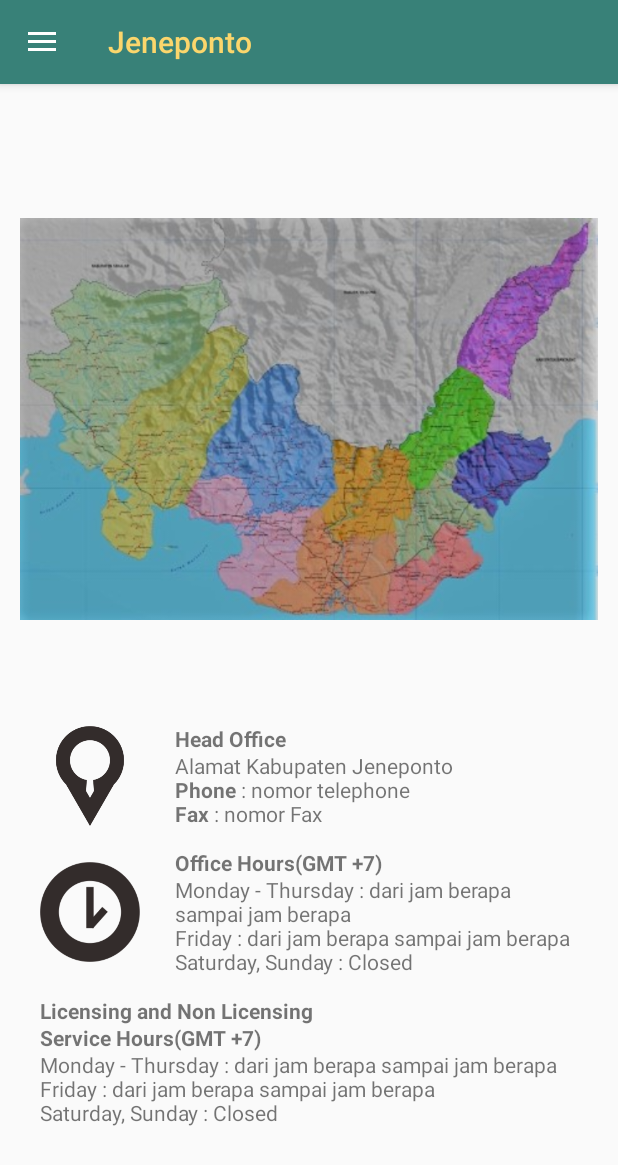
After one commit to ngopidev/Jeneponto, an Android app: the Contact screen opened directly, with no data from a screen before it, on a phone screen of 412 x 824 dp. The commit adds this screen. Shown: the top 1165 px of the screen. Run offline under Robolectric (Android 15) with nearby library versions, the phone set to English and light mode, and no system bars.

Commit message:
everything has change

```diff
--- /dev/null
+++ b/app/src/main/java/com/ngopi/jeneponto/Contact.java
@@ -0,0 +1,28 @@
+package com.ngopi.jeneponto;
+
+import android.os.Bundle;
+import android.support.annotation.Nullable;
+import android.support.v7.app.AppCompatActivity;
+import android.support.v7.widget.Toolbar;
+import android.widget.FrameLayout;
+
+/**
+ * Created by Irfan Assidiq on 7/22/2017.
+ */
+
+public class Contact extends Home{
+    @Override
+    protected void onCreate(Bundle savedInstanceState) {
+        super.onCreate(savedInstanceState);
+
+        FrameLayout contentFrameLayout = (FrameLayout) findViewById(R.id.FContent); //Remember this is the FrameLayout area within your activity_main.xml
+        getLayoutInflater().inflate(R.layout.layout_contact, contentFrameLayout);
+    }
+
+    //this code implement onBackPress from Home
+    @Override
+    public void onBackPressed() {
+        super.onBackPressed2();
+    }
+
+}
--- a/app/src/main/java/com/ngopi/jeneponto/SplashScreen.java
+++ b/app/src/main/java/com/ngopi/jeneponto/SplashScreen.java
@@ -11,7 +11,7 @@ import android.view.WindowManager;
 public class SplashScreen extends AppCompatActivity {
 
     //Set waktu lama splashscreen
-    private static int splashInterval = 2000;
+    private static int splashInterval = 1200;
 
     @Override
     protected void onCreate(Bundle savedInstanceState) {
--- a/app/src/main/res/layout/app_bar_home.xml
+++ b/app/src/main/res/layout/app_bar_home.xml
@@ -16,12 +16,17 @@
             android:id="@+id/toolbar"
             android:layout_width="match_parent"
             android:layout_height="?attr/actionBarSize"
-            android:background="@drawable/bannerz"
+            android:background="@color/greenHard"
             app:popupTheme="@style/AppTheme.PopupOverlay" />
 
     </android.support.design.widget.AppBarLayout>
 
-    <include layout="@layout/content_home" />
+    <!--<include layout="@layout/content_home" />-->
+    <FrameLayout
+        android:id="@+id/FContent"
+        android:layout_width="match_parent"
+        android:layout_height="match_parent"
+        android:layout_marginTop="?attr/actionBarSize"/>
 
     <android.support.design.widget.FloatingActionButton
         android:id="@+id/fab"
--- a/app/src/main/res/layout/content_home.xml
+++ b/app/src/main/res/layout/content_home.xml
@@ -2,6 +2,7 @@
 <RelativeLayout xmlns:android="http://schemas.android.com/apk/res/android"
     xmlns:app="http://schemas.android.com/apk/res-auto"
     xmlns:tools="http://schemas.android.com/tools"
+    android:id="@+id/home"
     android:layout_width="match_parent"
     android:layout_height="match_parent"
     android:paddingBottom="@dimen/activity_vertical_margin"
--- /dev/null
+++ b/app/src/main/res/layout/layout_contact.xml
@@ -0,0 +1,100 @@
+<?xml version="1.0" encoding="utf-8"?>
+<RelativeLayout xmlns:android="http://schemas.android.com/apk/res/android"
+    xmlns:app="http://schemas.android.com/apk/res-auto"
+    xmlns:tools="http://schemas.android.com/tools"
+    android:id="@+id/Rcontact"
+    android:animateLayoutChanges="false"
+    android:layout_width="match_parent" android:layout_height="match_parent"
+    android:paddingLeft="20px" android:paddingRight="20px"
+    >
+
+    <LinearLayout
+        android:id="@+id/linearLayout"
+        android:layout_width="match_parent"
+        android:layout_height="600px"
+        android:layout_marginTop="20px"
+        android:orientation="vertical">
+
+        <!--<ImageView-->
+        <!--android:id="@+id/imview"-->
+        <!--android:layout_width="200dp"-->
+        <!--android:layout_height="100dp"-->
+        <!--android:layout_gravity="center_horizontal"-->
+        <!--android:layout_marginTop="10px"-->
+        <!--android:layout_weight="1"-->
+        <!--app:srcCompat="@drawable/jeneponto" />-->
+
+        <ImageView
+            android:id="@+id/imview2"
+            android:layout_width="match_parent"
+            android:layout_height="wrap_content"
+            android:layout_marginTop="30px"
+            android:layout_weight="1.63"
+            app:srcCompat="@drawable/bckg"
+            tools:layout_width="match_parent" />
+
+    </LinearLayout>
+
+    <LinearLayout
+        android:layout_width="match_parent"
+        android:layout_height="match_parent"
+        android:layout_alignParentLeft="true"
+        android:layout_alignParentStart="true"
+        android:layout_below="@+id/linearLayout"
+        android:orientation="vertical"
+        android:paddingLeft="20px"
+        android:paddingRight="20px">
+
+        <LinearLayout
+            android:layout_width="match_parent"
+            android:layout_height="wrap_content"
+            android:orientation="horizontal"
+            android:paddingTop="20px">
+
+            <ImageView
+                android:id="@+id/imview3"
+                android:layout_width="100px"
+                android:layout_height="100px"
+                app:srcCompat="@drawable/lokasi"
+                android:layout_gravity="center_vertical"
+                android:layout_marginRight="15px"
+                />
+
+            <TextView
+                android:id="@+id/textView2"
+                android:layout_width="match_parent"
+                android:layout_height="wrap_content"
+                android:layout_marginLeft="20px"
+                android:text="@string/headOffice" />
+        </LinearLayout>
+
+        <LinearLayout
+            android:layout_width="match_parent"
+            android:layout_height="wrap_content"
+            android:orientation="horizontal"
+            android:paddingTop="20px">
+
+            <ImageView
+                android:id="@+id/imview4"
+                android:layout_width="100px"
+                android:layout_height="100px"
+                android:layout_marginRight="15px"
+                android:layout_gravity="center_vertical"
+                app:srcCompat="@drawable/timer" />
+
+            <TextView
+                android:id="@+id/tv3"
+                android:layout_width="match_parent"
+                android:layout_height="wrap_content"
+                android:layout_marginLeft="20px"
+                android:text="@string/OfficeHours" />
+        </LinearLayout>
+
+        <TextView
+            android:id="@+id/tv4"
+            android:paddingTop="20px"
+            android:layout_width="match_parent"
+            android:layout_height="wrap_content"
+            android:text="@string/OfficeHours2" />
+    </LinearLayout>
+</RelativeLayout>
--- a/app/src/main/res/layout/layout_home.xml
+++ b/app/src/main/res/layout/layout_home.xml
@@ -20,6 +20,8 @@
         android:layout_gravity="start"
         android:fitsSystemWindows="true"
         app:headerLayout="@layout/nav_header_home"
-        app:menu="@menu/layout_home_drawer" />
+        app:menu="@menu/layout_home_drawer"
+        android:background="@color/greenHard"
+        app:itemTextColor="@color/yellowLight"/>
 
 </android.support.v4.widget.DrawerLayout>
--- a/app/src/main/res/values/colors.xml
+++ b/app/src/main/res/values/colors.xml
@@ -1,6 +1,16 @@
 <?xml version="1.0" encoding="utf-8"?>
 <resources>
+    <!--these are primary color from Jeneponto Apps
+    greenHard   : #388178
+    greenLight  : #54C0B3
+    YellowLight : #F5F094
+    YellowHard  : #FBD66C
+    -->
     <color name="colorPrimary">#3F51B5</color>
     <color name="colorPrimaryDark">#303F9F</color>
     <color name="colorAccent">#FF4081</color>
+    <color name="greenHard">#388178</color>
+    <color name="yellowHard">#FBD66C</color>
+    <color name="greenLight">#54C0B3</color>
+    <color name="yellowLight">#F5F094</color>
 </resources>
--- a/app/src/main/res/values/dimens.xml
+++ b/app/src/main/res/values/dimens.xml
@@ -6,4 +6,6 @@
     <dimen name="nav_header_vertical_spacing">16dp</dimen>
     <dimen name="nav_header_height">160dp</dimen>
     <dimen name="fab_margin">16dp</dimen>
+    <dimen name="somehow_header">170dp</dimen>
+
 </resources>
--- a/app/src/main/res/values/strings.xml
+++ b/app/src/main/res/values/strings.xml
@@ -7,4 +7,7 @@
 
     <string name="action_settings">Settings</string>
     <string name="title_activity_home">Home</string>
+    <string name="headOffice"><b>Head Office</b>\nAlamat Kabupaten Jeneponto\n<b>Phone</b> : nomor telephone\n<b>Fax</b> : nomor Fax</string>
+    <string name="OfficeHours"><b>Office Hours(GMT +7)</b>\nMonday - Thursday : dari jam berapa sampai jam berapa\nFriday : dari jam berapa sampai jam berapa\nSaturday, Sunday : Closed</string>
+    <string name="OfficeHours2"><b>Licensing and Non Licensing\nService Hours(GMT +7)</b>\nMonday - Thursday : dari jam berapa sampai jam berapa\nFriday : dari jam berapa sampai jam berapa\nSaturday, Sunday : Closed</string>
 </resources>
```
Also changed, not shown: app/src/main/AndroidManifest.xml (+7 -1 lines), app/src/main/java/com/ngopi/jeneponto/Bahasa.java (added, +16 -0 lines), app/src/main/java/com/ngopi/jeneponto/Home.java (+87 -5 lines), app/src/main/res/layout/keluhan.xml (added, +29 -0 lines), app/src/main/res/layout/nav_header_home.xml (+5 -19 lines), app/src/main/res/drawable/banner2.png (added), app/src/main/res/drawable/bannerz.png, app/src/main/res/drawable/bckg.jpg (added), app/src/main/res/drawable/jeneponto.png, app/src/main/res/drawable/lokasi.png (added), app/src/main/res/drawable/timer.png (added).
